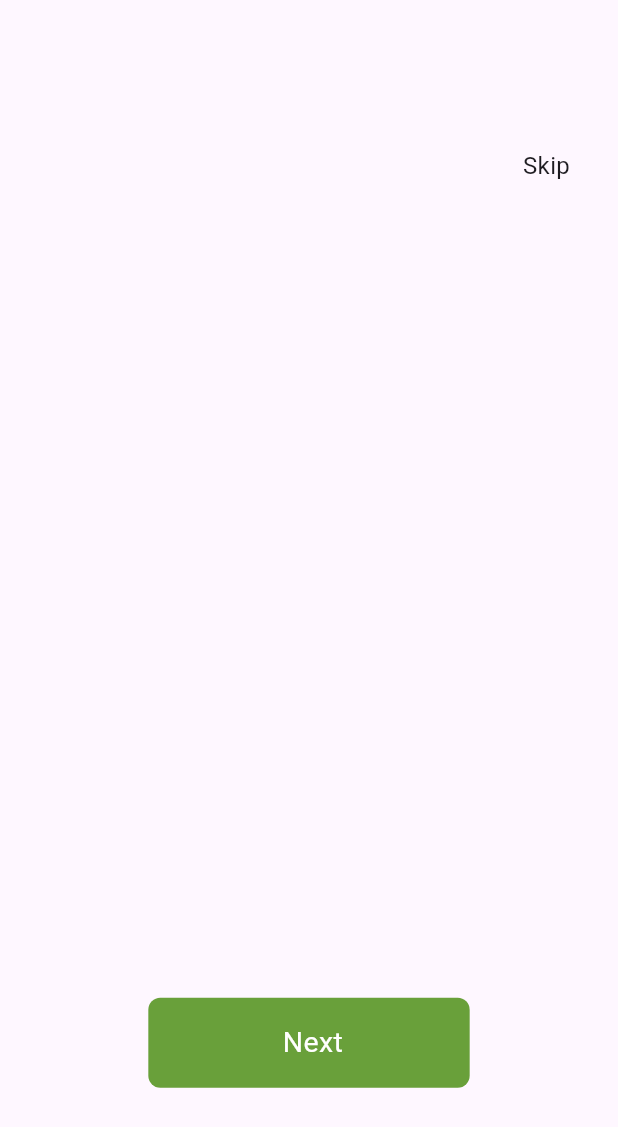
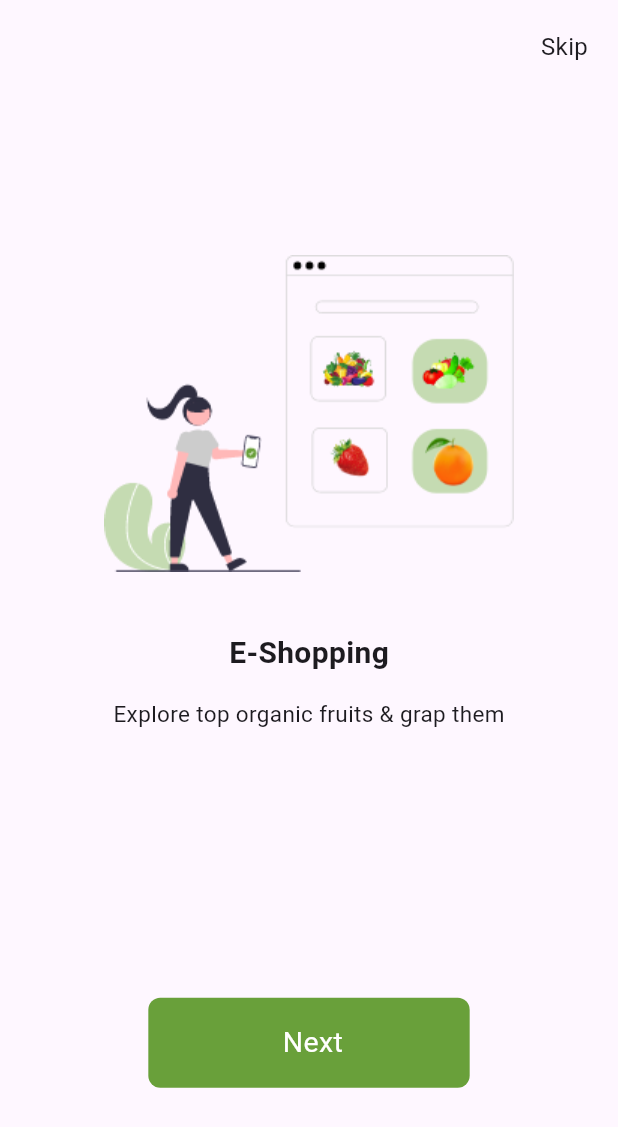
Before and after one commit to Zeina6699/Fruit_Market_App, a Flutter app: the screen it shows after launch, on a phone screen of 412 x 824 dp. Shown: the top 1127 px of the screen. Run offline on Flutter 3.47's test engine with Material 3 defaults, Android fonts, the phone set to English and light mode, and no system bars; our stand-ins replace get.

Commit message:
create the First pageView

```diff
--- /dev/null
+++ b/lib/Features/OnBoarding/presentation/Widgets/CustomPageView.dart
@@ -0,0 +1,21 @@
+import 'package:flutter/material.dart';
+import 'package:fruitsmarketapp/Features/OnBoarding/presentation/Widgets/PageViewItem.dart';
+
+class CustomPageView extends StatelessWidget {
+  const CustomPageView({super.key});
+
+  @override
+  Widget build(BuildContext context) {
+    return PageView(
+      children: [
+
+      PageViewItem(
+
+        image: "assets/images/ss.png",
+        title: "E-Shopping",description: "Explore top organic fruits & grap them",)
+
+      ],
+
+    );
+  }
+}
--- /dev/null
+++ b/lib/Features/OnBoarding/presentation/Widgets/PageViewItem.dart
@@ -0,0 +1,37 @@
+import 'package:flutter/material.dart';
+
+class PageViewItem extends StatelessWidget {
+  final String title;
+  final String description;
+  final String image;
+  const PageViewItem(
+      {super.key, required this.title, required this.description, required this.image});
+
+  @override
+  Widget build(BuildContext context) {
+    return Column(
+      children: [
+        SizedBox(height:170,),
+        Image.asset(image!),
+        SizedBox(height:40,),
+        Text(
+          title!,
+          style: TextStyle(
+            fontSize: 20,
+            fontWeight: FontWeight.w600,
+          ),
+          textAlign: TextAlign.left,
+        ),
+        SizedBox(height:15,),
+        Text(
+          description!,
+          style: TextStyle(
+            fontWeight: FontWeight.w400,
+            fontSize: 15,
+          ),
+          textAlign: TextAlign.left,
+        )
+      ],
+    );
+  }
+}
--- a/lib/Features/OnBoarding/presentation/Widgets/onBoardingViewBody.dart
+++ b/lib/Features/OnBoarding/presentation/Widgets/onBoardingViewBody.dart
@@ -1,6 +1,7 @@
 import 'package:flutter/material.dart';
 import 'package:fruitsmarketapp/Core/utilise/size_config.dart';
 import 'package:fruitsmarketapp/Core/widgets/Custom_Buttons.dart';
+import 'package:fruitsmarketapp/Features/OnBoarding/presentation/Widgets/CustomPageView.dart';
 
 class onBoardingViewBody extends StatelessWidget {
   const onBoardingViewBody({super.key});
@@ -9,9 +10,10 @@ class onBoardingViewBody extends StatelessWidget {
   Widget build(BuildContext context) {
     return Stack(
       children: [
+        CustomPageView(),
         Positioned(
-          top: SizeConfig.defaultSize! * 10,
-          right: 32,
+          top: SizeConfig.defaultSize! * 2,
+          right: 20,
           child: Text("Skip",style: TextStyle(fontSize: 16),
           ),
         ),
```
Also changed, not shown: assets/images/ss.png (added), assets/images/sss.png (added), assets/images/ssss.png (added).
